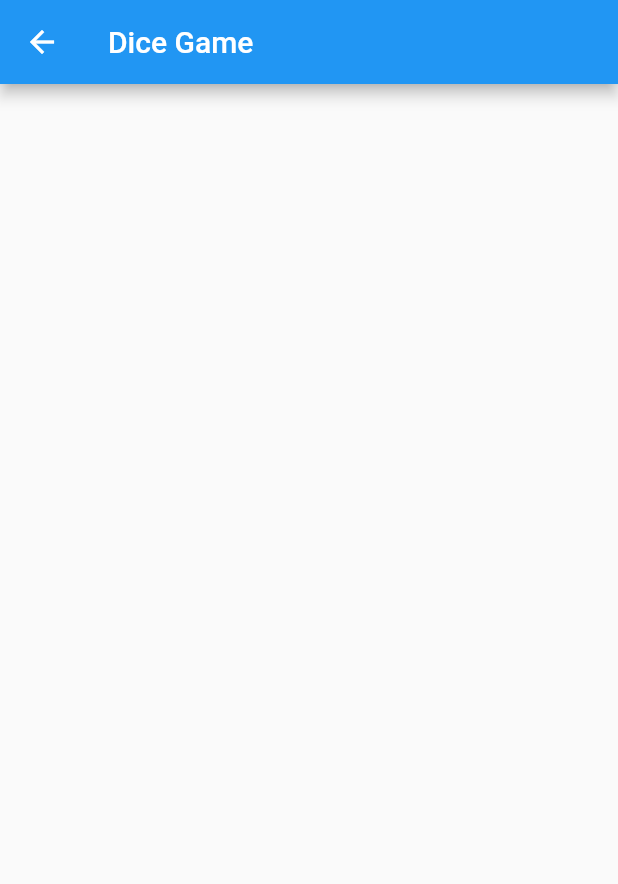
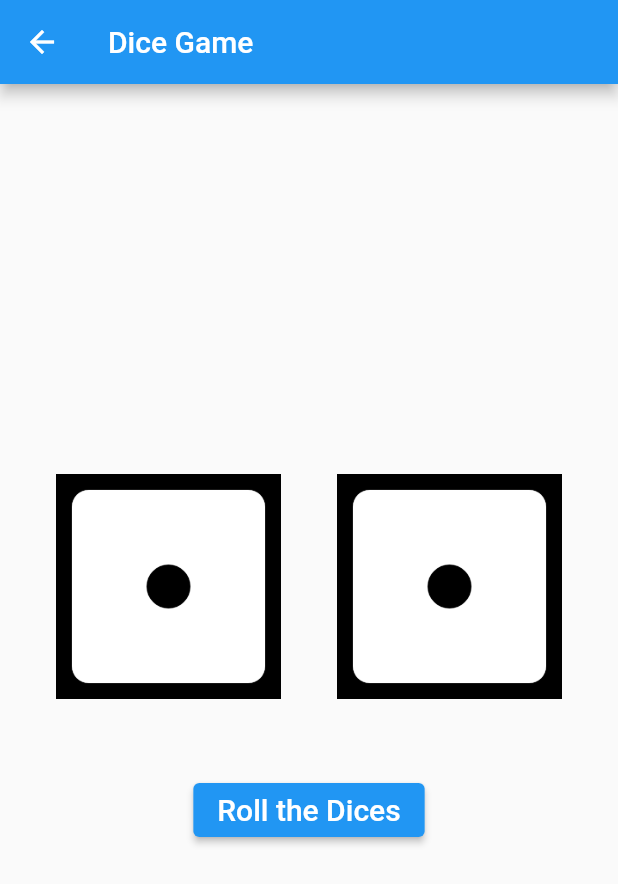
Before and after one commit to muradhossin/dice_game, a Flutter app: the screen it shows after launch, after a tap on "PLAY NOW", on a phone screen of 412 x 824 dp. Shown: the top 884 px of the screen. Run offline on Flutter 3.47's test engine with Material 2 defaults, Android fonts, the phone set to English and light mode, and no system bars.

Commit message:
dice rolling

```diff
--- a/lib/pages/game_page.dart
+++ b/lib/pages/game_page.dart
@@ -1,15 +1,60 @@
+import 'package:dice_game/providers/game_provider.dart';
 import 'package:flutter/material.dart';
+import 'package:provider/provider.dart';
 
-class GamePage extends StatelessWidget {
+class GamePage extends StatefulWidget {
   const GamePage({Key? key}) : super(key: key);
   static const String routeName = "/gamepage";
 
+  @override
+  State<GamePage> createState() => _GamePageState();
+}
+
+class _GamePageState extends State<GamePage> {
+  late GameProvider gameProvider;
+  @override
+  void didChangeDependencies() {
+    gameProvider = Provider.of<GameProvider>(context, listen: true);
+    super.didChangeDependencies();
+  }
   @override
   Widget build(BuildContext context) {
     return Scaffold(
       appBar: AppBar(
         title: const Text('Dice Game'),
       ),
+      body: Center(
+        child: Column(
+          mainAxisSize: MainAxisSize.min,
+          children: [
+            Row(
+              mainAxisAlignment: MainAxisAlignment.spaceEvenly,
+              children: [
+                Image.asset(
+                  gameProvider.diceList[gameProvider.index1],
+                  width: 150,
+                  height: 150,
+                ),
+                Image.asset(
+                  gameProvider.diceList[gameProvider.index2],
+                  width: 150,
+                  height: 150,
+                ),
+              ],
+            ),
+            const SizedBox(height: 50,),
+            ElevatedButton(
+              onPressed: (){
+                setState(() {
+                  gameProvider.rollTheDices();
+                });
+
+              },
+              child: const Text('Roll the Dices', style: TextStyle(fontSize: 20),),
+            ),
+          ],
+        ),
+      ),
     );
   }
 }
--- a/lib/providers/game_provider.dart
+++ b/lib/providers/game_provider.dart
@@ -1,5 +1,21 @@
+import 'dart:math';
+
 import 'package:flutter/material.dart';
 
 class GameProvider extends ChangeNotifier{
+  final diceList = [
+    "images/dice-six-faces-one.png",
+    "images/dice-six-faces-two.png",
+    "images/dice-six-faces-three.png",
+    "images/dice-six-faces-four.png",
+    "images/dice-six-faces-five.png",
+    "images/dice-six-faces-six.png",
+  ];
+  int index1 = 0, index2 = 0;
+  Random random = Random.secure();
 
+  rollTheDices(){
+    index1 = random.nextInt(6);
+    index2 = random.nextInt(6);
+  }
 }
```
